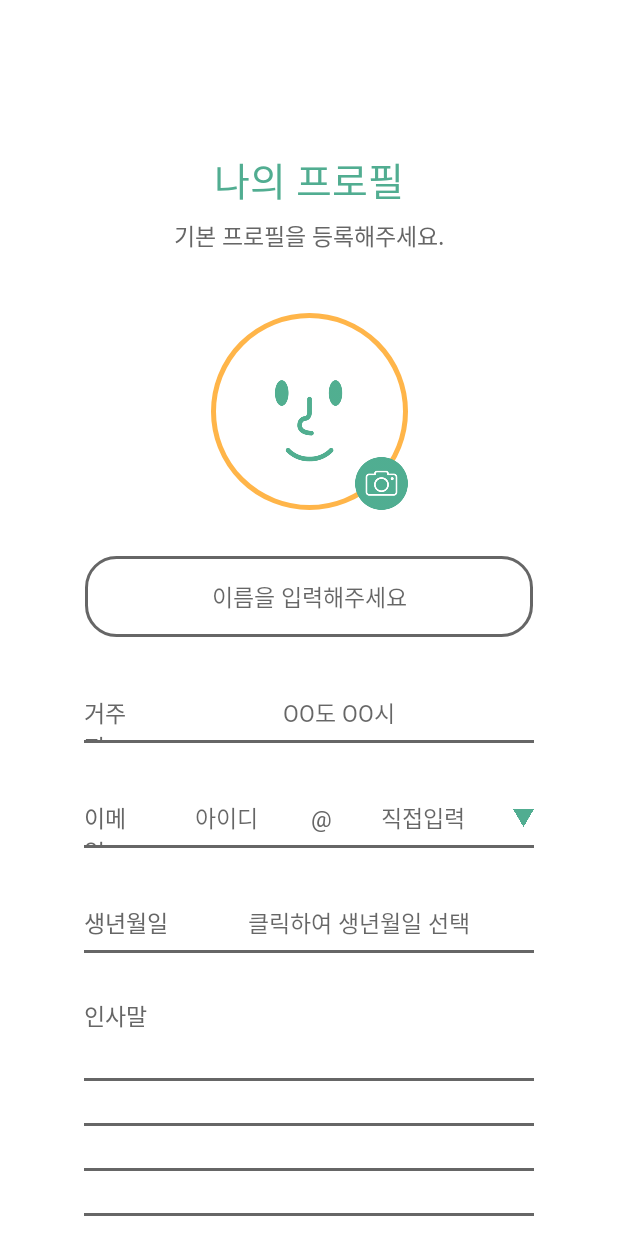
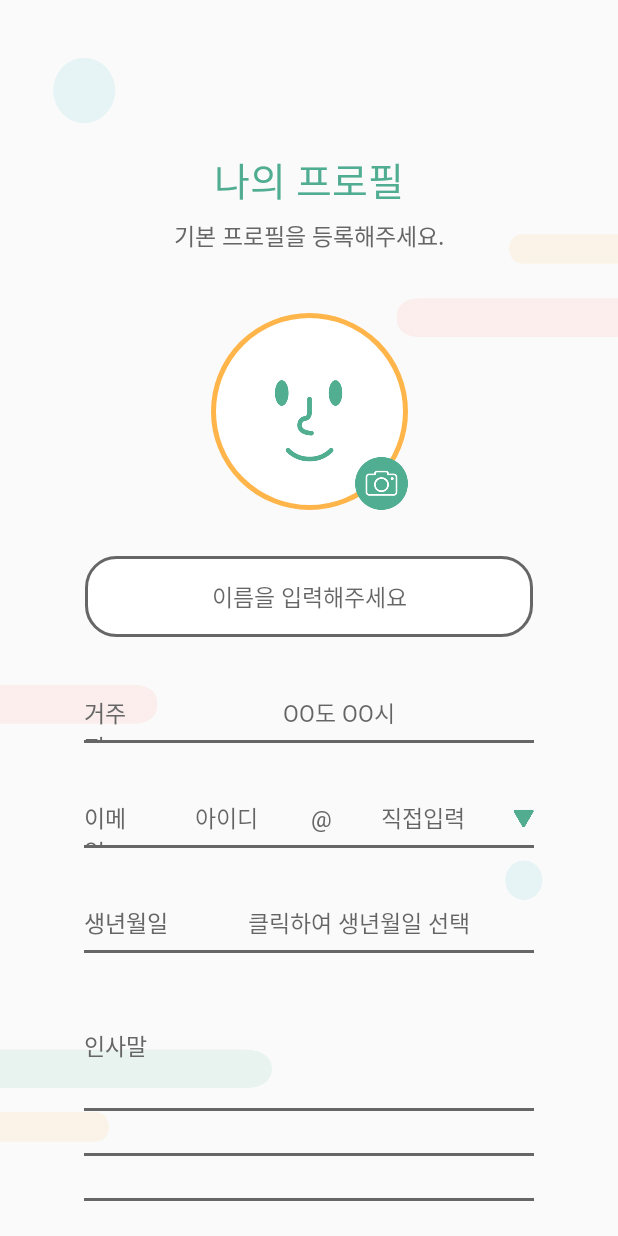
Before and after one commit to mancityg/CSMproject_Android, an Android app: the screen it shows after launch (Firstpage), after a tap on an icon or button, on a phone screen of 412 x 824 dp. Run offline under Robolectric (Android 15) with nearby library versions, the phone set to English and light mode, and no system bars; our stand-ins replace CircleImageView; pictures from the network do not load.

Commit message:
modify loginPage

```diff
--- a/app/src/main/AndroidManifest.xml
+++ b/app/src/main/AndroidManifest.xml
@@ -31,7 +31,7 @@
         <activity
             android:name=".Firstpage"
             android:screenOrientation="portrait"
-            android:windowSoftInputMode="adjustPan">
+            android:windowSoftInputMode="adjustResize">
             <intent-filter>
                 <action android:name="android.intent.action.MAIN" />
 
--- a/app/src/main/java/com/suwonccc/csmproject/Firstpage.kt
+++ b/app/src/main/java/com/suwonccc/csmproject/Firstpage.kt
@@ -1,13 +1,16 @@
 package com.suwonccc.csmproject
 
+import android.content.Context
 import android.os.Bundle
+import android.view.MotionEvent
+import android.view.View
+import android.view.inputmethod.InputMethodManager
+import android.widget.EditText
 import androidx.appcompat.app.AppCompatActivity
 import androidx.navigation.NavController
-import androidx.navigation.findNavController
 import androidx.navigation.fragment.NavHostFragment
 import androidx.navigation.fragment.findNavController
-import com.suwonccc.csmproject.firstpage_fragment.LoginMain
-import kotlinx.android.synthetic.main.activity_firstpage.*
+
 
 class Firstpage : AppCompatActivity() {
 
@@ -21,4 +24,22 @@ class Firstpage : AppCompatActivity() {
         navController = NavHostFragment.findNavController()
 
     }
+
+    override fun dispatchTouchEvent(ev: MotionEvent): Boolean {
+        val view: View? = currentFocus
+        if (view != null && (ev.action == MotionEvent.ACTION_UP || ev.action == MotionEvent.ACTION_MOVE) && view is EditText && !view.javaClass
+                .getName().startsWith("android.webkit.")
+        ) {
+            val scrcoords = IntArray(2)
+            view.getLocationOnScreen(scrcoords)
+            val x: Float = ev.rawX + view.getLeft() - scrcoords[0]
+            val y: Float = ev.rawY + view.getTop() - scrcoords[1]
+            if (x < view.getLeft() || x > view.getRight() || y < view.getTop() || y > view.getBottom()) (this.getSystemService(
+                Context.INPUT_METHOD_SERVICE
+            ) as InputMethodManager).hideSoftInputFromWindow(
+                this.window.decorView.applicationWindowToken, 0
+            )
+        }
+        return super.dispatchTouchEvent(ev)
+    }
 }
--- a/app/src/main/java/com/suwonccc/csmproject/firstpage_fragment/LoginProfile.kt
+++ b/app/src/main/java/com/suwonccc/csmproject/firstpage_fragment/LoginProfile.kt
@@ -15,13 +15,15 @@ import android.os.Build
 import android.os.Bundle
 import android.os.Environment
 import android.provider.MediaStore
+import android.text.Editable
 import android.text.TextUtils
+import android.text.TextWatcher
 import android.view.*
+import android.widget.EditText
 import android.widget.PopupMenu
 import android.widget.PopupWindow
 import android.widget.Toast
 import androidx.annotation.RequiresApi
-import androidx.compose.ui.text.font.Typeface
 import androidx.core.app.ActivityCompat
 import androidx.core.content.ContextCompat
 import androidx.core.content.FileProvider
@@ -33,7 +35,6 @@ import kotlinx.android.synthetic.main.fragment_login_profile.*
 import kotlinx.android.synthetic.main.fragment_login_profile_change_dialog.view.*
 import java.io.File
 import java.io.IOException
-import java.lang.reflect.Field
 import java.text.SimpleDateFormat
 import java.util.*
 
@@ -56,6 +57,13 @@ class LoginProfile : Fragment() {
 
     override fun onViewCreated(view: View, savedInstanceState: Bundle?) {
         super.onViewCreated(view, savedInstanceState)
+
+        val greetings_line1 = view?.findViewById(R.id.greetings_line1_text) as EditText
+        val greetings_line2 = view?.findViewById(R.id.greetings_line2_text) as EditText
+        val greetings_line3 = view?.findViewById(R.id.greetings_line3_text) as EditText
+        val greetings_line4 = view?.findViewById(R.id.greetings_line4_text) as EditText
+        val greetings_line5 = view?.findViewById(R.id.greetings_line5_text) as EditText
+        val greetings_line6 = view?.findViewById(R.id.greetings_line6_text) as EditText
 
         navController = Navigation.findNavController(view)
 
@@ -137,6 +145,119 @@ class LoginProfile : Fragment() {
         birthday_datepicker.setOnClickListener {
             datePicker.show()
         }
+
+
+        /* 인사말 입력 이벤트 제어 */
+        greetings_line1.addTextChangedListener(object : TextWatcher{
+            override fun afterTextChanged(p0: Editable?) {
+                if (p0.toString().length > 23) {
+                    greetings_line2.requestFocus()
+                }
+            }
+            override fun beforeTextChanged(p0: CharSequence?, p1: Int, p2: Int, p3: Int) {
+
+            }
+            override fun onTextChanged(p0: CharSequence?, p1: Int, p2: Int, p3: Int) {
+
+            }
+        })
+
+        greetings_line2.addTextChangedListener(object : TextWatcher{
+            override fun afterTextChanged(p0: Editable?) {
+                if (p0.toString().length > 23) {
+                    greetings_line3.requestFocus()
+                }
+            }
+            override fun beforeTextChanged(p0: CharSequence?, p1: Int, p2: Int, p3: Int) {
+
+            }
+            override fun onTextChanged(p0: CharSequence?, p1: Int, p2: Int, p3: Int) {
+
+            }
+        })
+
+        greetings_line3.addTextChangedListener(object : TextWatcher{
+            override fun afterTextChanged(p0: Editable?) {
+                if (p0.toString().length > 23) {
+                    greetings_line4.requestFocus()
+                }
+            }
+            override fun beforeTextChanged(p0: CharSequence?, p1: Int, p2: Int, p3: Int) {
+
+            }
+            override fun onTextChanged(p0: CharSequence?, p1: Int, p2: Int, p3: Int) {
+
+            }
+        })
+
+        greetings_line4.addTextChangedListener(object : TextWatcher{
+            override fun afterTextChanged(p0: Editable?) {
+                if (p0.toString().length > 23) {
+                    greetings_line5.requestFocus()
+                }
+            }
+            override fun beforeTextChanged(p0: CharSequence?, p1: Int, p2: Int, p3: Int) {
+
+            }
+            override fun onTextChanged(p0: CharSequence?, p1: Int, p2: Int, p3: Int) {
+
+            }
+        })
+
+        greetings_line5.addTextChangedListener(object : TextWatcher{
+            override fun afterTextChanged(p0: Editable?) {
+                if (p0.toString().length > 23) {
+                    greetings_line6.requestFocus()
+                }
+            }
+            override fun beforeTextChanged(p0: CharSequence?, p1: Int, p2: Int, p3: Int) {
+
+            }
+            override fun onTextChanged(p0: CharSequence?, p1: Int, p2: Int, p3: Int) {
+
+            }
+        })
+
+//        greetings_line1.setOnKeyListener(View.OnKeyListener { v, keyCode, event ->
+//            if (keyCode == KeyEvent.KEYCODE_ENTER && event.action == KeyEvent.ACTION_UP) {
+//                greetings_line2.requestFocus()
+//                return@OnKeyListener true
+//            }
+//            false
+//        })
+//
+//        greetings_line2.setOnKeyListener(View.OnKeyListener { v, keyCode, event ->
+//            if (keyCode == KeyEvent.KEYCODE_ENTER && event.action == KeyEvent.ACTION_UP) {
+//                greetings_line3.requestFocus()
+//                Toast.makeText(getActivity(), "check", Toast.LENGTH_SHORT).show()
+//                return@OnKeyListener true
+//            }
+//            false
+//        })
+//
+//        greetings_line3.setOnKeyListener(View.OnKeyListener { v, keyCode, event ->
+//            if (keyCode == KeyEvent.KEYCODE_ENTER && event.action == KeyEvent.ACTION_UP) {
+//                greetings_line4.requestFocus()
+//                return@OnKeyListener true
+//            }
+//            false
+//        })
+//
+//        greetings_line4.setOnKeyListener(View.OnKeyListener { v, keyCode, event ->
+//            if (keyCode == KeyEvent.KEYCODE_ENTER && event.action == KeyEvent.ACTION_UP) {
+//                greetings_line5.requestFocus()
+//                return@OnKeyListener true
+//            }
+//            false
+//        })
+//
+//        greetings_line5.setOnKeyListener(View.OnKeyListener { v, keyCode, event ->
+//            if (keyCode == KeyEvent.KEYCODE_ENTER && event.action == KeyEvent.ACTION_UP) {
+//                greetings_line6.requestFocus()
+//                return@OnKeyListener true
+//            }
+//            false
+//        })
 
 
         /* 성별 및 멘토, 멘티 버튼 클릭 */
@@ -436,5 +557,4 @@ class LoginProfile : Fragment() {
 //            }
         }
     }
-
 }
--- a/app/src/main/res/layout/fragment_login_mentee.xml
+++ b/app/src/main/res/layout/fragment_login_mentee.xml
@@ -55,6 +55,7 @@
             android:paddingStart="10dp"
             android:privateImeOptions="defaultInputmode=korean"
             android:singleLine="true"
+            android:hint="예) 경기대학교"
             app:layout_constraintEnd_toEndOf="parent"
             app:layout_constraintStart_toStartOf="parent"
             app:layout_constraintTop_toBottomOf="@id/mentee_school_textview"
@@ -82,6 +83,7 @@
             android:fontFamily="@font/applesdgothicneom"
             android:paddingStart="10dp"
             android:singleLine="true"
+            android:hint="예) 경영학과"
             app:layout_constraintStart_toStartOf="@+id/mentee_major_textview"
             app:layout_constraintTop_toBottomOf="@+id/mentee_major_textview" />
 
@@ -91,7 +93,7 @@
             android:layout_width="70dp"
             android:layout_height="50dp"
             android:layout_marginTop="250dp"
-            android:layout_marginStart="230dp"
+            android:layout_marginStart="250dp"
             android:background="@drawable/selector_next_btn"
             android:scaleType="fitCenter"
             app:layout_constraintVertical_chainStyle="packed"
--- a/app/src/main/res/layout/fragment_login_mentor.xml
+++ b/app/src/main/res/layout/fragment_login_mentor.xml
@@ -62,6 +62,7 @@
             android:privateImeOptions="defaultInputmode=korean"
             android:singleLine="true"
             android:textSize="16sp"
+            android:hint="예) 경기대학교"
             app:layout_constraintEnd_toEndOf="parent"
             app:layout_constraintStart_toStartOf="parent"
             app:layout_constraintTop_toBottomOf="@id/mentor_school_textview"
@@ -90,6 +91,7 @@
             android:privateImeOptions="defaultInputmode=korean"
             android:singleLine="true"
             android:textSize="16sp"
+            android:hint="예) 경영학과"
             app:layout_constraintVertical_chainStyle="packed"
             app:layout_constraintStart_toStartOf="@+id/mentor_major_textview"
             app:layout_constraintTop_toBottomOf="@+id/mentor_major_textview" />
@@ -117,6 +119,8 @@
             android:paddingStart="10dp"
             android:singleLine="true"
             android:textSize="16sp"
+            android:hint="예) 20"
+            android:inputType="number"
             app:layout_constraintVertical_chainStyle="packed"
             app:layout_constraintStart_toStartOf="@+id/student_num_textview"
             app:layout_constraintTop_toBottomOf="@+id/student_num_textview" />
@@ -127,7 +131,7 @@
             android:layout_width="70dp"
             android:layout_height="50dp"
             android:layout_marginTop="150dp"
-            android:layout_marginStart="230dp"
+            android:layout_marginStart="250dp"
             android:background="@drawable/selector_next_btn"
             android:scaleType="fitCenter"
             app:layout_constraintVertical_chainStyle="packed"
--- a/app/src/main/res/layout/fragment_login_profile.xml
+++ b/app/src/main/res/layout/fragment_login_profile.xml
@@ -4,14 +4,16 @@
     xmlns:tools="http://schemas.android.com/tools"
     android:layout_width="match_parent"
     android:layout_height="match_parent"
-    android:background="@color/white"
+    android:id="@+id/profile_scrollView"
     tools:context=".firstpage_fragment.LoginProfile">
 
     /* 기기에서 보이는 화면과 디자인 화면 비율이 서로 다름 */
 
     <androidx.constraintlayout.widget.ConstraintLayout
+        android:id="@+id/profile_constraintLayout"
         android:layout_width="match_parent"
-        android:layout_height="wrap_content">
+        android:layout_height="wrap_content"
+        android:background="@drawable/firstpage_background_2">
 
         <TextView
             android:id="@+id/textView"
@@ -22,7 +24,7 @@
             android:fontFamily="@font/applesdgothicneoh"
             android:text="나의 프로필"
             android:textColor="@color/colorPrimary"
-            android:textSize="26sp"
+            android:textSize="26dp"
             app:layout_constraintEnd_toEndOf="parent"
             app:layout_constraintStart_toStartOf="parent"
             app:layout_constraintTop_toTopOf="parent" />
@@ -36,7 +38,7 @@
             android:fontFamily="@font/applesdgothicneoeb"
             android:text="기본 프로필을 등록해주세요."
             android:textColor="@color/blackTitle"
-            android:textSize="15sp"
+            android:textSize="15dp"
             app:layout_constraintEnd_toEndOf="parent"
             app:layout_constraintStart_toStartOf="parent"
             app:layout_constraintTop_toBottomOf="@+id/textView"
@@ -82,9 +84,10 @@
             android:gravity="center"
             android:hint="이름을 입력해주세요"
             android:privateImeOptions="defaultInputmode=korean"
-            android:singleLine="true"
+            android:maxLines="1"
+            android:inputType="text"
             android:textColor="@color/blackTitle"
-            android:textSize="15sp"
+            android:textSize="15dp"
             app:layout_constraintVertical_chainStyle="packed"
             app:layout_constraintEnd_toEndOf="parent"
             app:layout_constraintStart_toStartOf="parent"
@@ -110,7 +113,7 @@
                 android:gravity="center_vertical"
                 android:text="거주지"
                 android:textColor="@color/blackTitle"
-                android:textSize="15sp" />
+                android:textSize="15dp" />
 
             <EditText
                 android:id="@+id/address_text"
@@ -121,9 +124,10 @@
                 android:gravity="center"
                 android:hint="OO도 OO시"
                 android:privateImeOptions="defaultInputmode=korean"
-                android:singleLine="true"
+                android:maxLines="1"
+                android:inputType="text"
                 android:textColor="@color/blackTitle"
-                android:textSize="15sp" />
+                android:textSize="15dp" />
         </LinearLayout>
 
         <LinearLayout
@@ -148,7 +152,7 @@
                 android:gravity="center_vertical"
                 android:text="이메일"
                 android:textColor="@color/blackTitle"
-                android:textSize="15sp" />
+                android:textSize="15dp" />
 
             <EditText
                 android:id="@+id/email_text"
@@ -160,9 +164,10 @@
                 android:gravity="center"
                 android:hint="아이디"
                 android:privateImeOptions="defaultInputmode=english"
-                android:singleLine="true"
+                android:maxLines="1"
+                android:inputType="text"
                 android:textColor="@color/blackTitle"
-                android:textSize="15sp" />
+                android:textSize="15dp" />
 
             <TextView
                 android:id="@+id/email_at_textview"
@@ -173,7 +178,7 @@
                 android:gravity="center"
                 android:text="\@"
                 android:textColor="@color/blackTitle"
-                android:textSize="15sp" />
+                android:textSize="15dp" />
 
             <EditText
                 android:id="@+id/email_domain_text"
@@ -185,9 +190,9 @@
                 android:gravity="center"
                 android:hint="직접입력"
                 android:inputType="textEmailAddress"
-                android:singleLine="true"
+                android:maxLines="1"
                 android:textColor="@color/blackTitle"
-                android:textSize="15sp" />
+                android:textSize="15dp" />
 
             <ImageButton
                 android:id="@+id/popup_req_btn"
@@ -222,7 +227,7 @@
                 android:gravity="center_vertical"
                 android:text="생년월일"
                 android:textColor="@color/blackTitle"
-                android:textSize="15sp" />
+                android:textSize="15dp" />
 
             <TextView
                 android:id="@+id/birthday_datepicker"
@@ -233,14 +238,14 @@
                 android:gravity="center"
                 android:text="클릭하여 생년월일 선택"
                 android:textColor="?android:attr/textColorHint"
-                android:textSize="15sp" />
+                android:textSize="15dp" />
         </LinearLayout>
 
         <LinearLayout
             android:id="@+id/greetings_linearlayout"
             android:layout_width="300dp"
             android:layout_height="wrap_content"
-            android:layout_marginTop="30dp"
+            android:layout_marginTop="50dp"
             android:orientation="vertical"
             app:layout_constraintEnd_toEndOf="parent"
             app:layout_constraintStart_toStartOf="parent"
@@ -252,75 +257,74 @@
                 android:layout_height="25dp"
                 android:text="인사말"
                 android:textColor="@color/blackTitle"
-                android:textSize="15sp"
+                android:textSize="15dp"
                 android:fontFamily="@font/applesdgothicneom"
                 android:gravity="top" />
 
             <EditText
                 android:id="@+id/greetings_line1_text"
                 android:layout_width="match_parent"
-                android:maxLength="22"
+                android:maxLength="24"
                 android:layout_height="30dp"
                 android:background="@drawable/underlined_textview"
                 android:textColor="@color/blackTitle"
-                android:textSize="15sp"
+                android:textSize="15dp"
                 android:fontFamily="@font/applesdgothicneom"
-                android:singleLine="true"/>
+                android:maxLines="1"
+                android:inputType="text"
+                android:imeOptions="normal" />
 
             <EditText
                 android:id="@+id/greetings_line2_text"
                 android:layout_width="match_parent"
-                android:maxLength="22"
+                android:maxLength="24"
                 android:layout_height="30dp"
                 android:background="@drawable/underlined_textview"
                 android:textColor="@color/blackTitle"
-                android:textSize="15sp"
-                android:fontFamily="@font/applesdgothicneom"
-                android:singleLine="true"/>
+                android:textSize="15dp"
+                android:fontFamily="@font/applesdgothicneom" />
 
             <EditText
                 android:id="@+id/greetings_line3_text"
                 android:layout_width="match_parent"
-                android:maxLength="22"
+                android:maxLength="24"
                 android:layout_height="30dp"
                 android:background="@drawable/underlined_textview"
                 android:textColor="@color/blackTitle"
-                android:textSize="15sp"
-                android:fontFamily="@font/applesdgothicneom"
-                android:singleLine="true"/>
+                android:textSize="15dp"
+                android:fontFamily="@font/applesdgothicneom" />
 
             <EditText
                 android:id="@+id/greetings_line4_text"
                 android:layout_width="match_parent"
-                android:maxLength="22"
+                android:maxLength="24"
                 android:layout_height="30dp"
                 android:background="@drawable/underlined_textview"
                 android:textColor="@color/blackTitle"
-                android:textSize="15sp"
-                android:fontFamily="@font/applesdgothicneom"
-                android:singleLine="true"/>
+                android:textSize="15dp"
+                android:fontFamily="@font/applesdgothicneom" />
 
             <EditText
                 android:id="@+id/greetings_line5_text"
                 android:layout_width="match_parent"
-                android:maxLength="22"
+                android:maxLength="24"
                 android:layout_height="30dp"
                 android:background="@drawable/underlined_textview"
                 android:textColor="@color/blackTitle"
-                android:textSize="15sp"
-                android:fontFamily="@font/applesdgothicneom"
-                android:singleLine="true"/>
+                android:textSize="15dp"
+                android:fontFamily="@font/applesdgothicneom" />
 
             <EditText
                 android:id="@+id/greetings_line6_text"
                 android:layout_width="match_parent"
-                android:maxLength="22"
+                android:maxLength="24"
                 android:layout_height="30dp"
                 android:background="@drawable/underlined_textview"
                 android:textColor="@color/blackTitle"
-                android:textSize="15sp"
+                android:textSize="15dp"
                 android:fontFamily="@font/applesdgothicneom"
-                android:singleLine="true"/>
+                android:maxLines="1"
+                android:inputType="text"/>
         </LinearLayout>
 
         <TextView
@@ -333,7 +337,7 @@
             android:gravity="top"
             android:text="선택해주세요!"
             android:textColor="@color/blackTitle"
-            android:textSize="15sp"
+            android:textSize="15dp"
             app:layout_constraintEnd_toEndOf="parent"
             app:layout_constraintStart_toStartOf="parent"
             app:layout_constraintTop_toBottomOf="@+id/greetings_linearlayout" />
@@ -342,13 +346,13 @@
             android:id="@+id/or1_textview"
             android:layout_width="wrap_content"
             android:layout_height="55dp"
-            android:layout_marginTop="7dp"
+            android:layout_marginTop="10dp"
             android:background="@color/transparent"
             android:fontFamily="@font/applesdgothicneob"
             android:gravity="center"
             android:text="or"
             android:textColor="@color/blackTitle"
-            android:textSize="15sp"
+            android:textSize="15dp"
             app:layout_constraintVertical_chainStyle="packed"
             app:layout_constraintEnd_toStartOf="@+id/female_btn"
             app:layout_constraintStart_toEndOf="@+id/male_btn"
@@ -364,7 +368,7 @@
             android:gravity="center"
             android:text="or"
             android:textColor="@color/blackTitle"
-            android:textSize="15sp"
+            android:textSize="15dp"
             app:layout_constraintVertical_chainStyle="packed"
             app:layout_constraintEnd_toStartOf="@+id/mentee_btn"
             app:layout_constraintStart_toEndOf="@+id/mentor_btn"
@@ -373,10 +377,10 @@
         <Button
             android:id="@+id/male_btn"
             style="?android:attr/borderlessButtonStyle"
-            android:layout_width="120dp"
+            android:layout_width="125dp"
             android:layout_height="55dp"
-            android:layout_marginStart="5dp"
-            android:layout_marginTop="7dp"
+            android:layout_marginStart="0dp"
+            android:layout_marginTop="10dp"
             android:background="@drawable/selector_male_btn"
             android:scaleType="fitCenter"
             app:layout_constraintVertical_chainStyle="packed"
@@ -386,10 +390,10 @@
         <Button
             android:id="@+id/female_btn"
             style="?android:attr/borderlessButtonStyle"
-            android:layout_width="120dp"
+            android:layout_width="125dp"
             android:layout_height="55dp"
-            android:layout_marginEnd="5dp"
-            android:layout_marginTop="7dp"
+            android:layout_marginEnd="0dp"
+            android:layout_marginTop="10dp"
             android:background="@drawable/selector_female_btn"
             android:scaleType="fitCenter"
             app:layout_constraintVertical_chainStyle="packed"
@@ -399,9 +403,9 @@
         <Button
             android:id="@+id/mentor_btn"
             style="?android:attr/borderlessButtonStyle"
-            android:layout_width="120dp"
+            android:layout_width="125dp"
             android:layout_height="55dp"
-            android:layout_marginStart="5dp"
+            android:layout_marginStart="0dp"
             android:layout_marginTop="30dp"
             android:background="@drawable/selector_mentor_btn"
             android:scaleType="fitCenter"
@@ -412,10 +416,10 @@
         <Button
             android:id="@+id/mentee_btn"
             style="?android:attr/borderlessButtonStyle"
-            android:layout_width="120dp"
+            android:layout_width="125dp"
             android:layout_height="55dp"
             android:layout_marginTop="30dp"
-            android:layout_marginEnd="5dp"
+            android:layout_marginEnd="0dp"
             android:background="@drawable/selector_mentee_btn"
             android:scaleType="fitCenter"
             app:layout_constraintEnd_toEndOf="@+id/choose_textview"
@@ -427,18 +431,18 @@
             style="?android:attr/borderlessButtonStyle"
             android:layout_width="70dp"
             android:layout_height="50dp"
-            android:layout_marginStart="230dp"
-            android:layout_marginTop="100dp"
+            android:layout_marginStart="250dp"
             android:background="@drawable/selector_next_btn"
             android:scaleType="fitCenter"
             app:layout_constraintStart_toStartOf="@+id/mentor_btn"
-            app:layout_constraintTop_toBottomOf="@+id/mentee_btn"
+            app:layout_constraintBottom_toTopOf="@id/temp_textview"
             app:layout_constraintVertical_chainStyle="packed" />
 
         //스크롤뷰 길이 늘리기용
         <TextView
+            android:id="@+id/temp_textview"
             android:layout_width="match_parent"
-            android:layout_height="wrap_content"
+            android:layout_height="30dp"
             android:layout_marginTop="1255dp"
             app:layout_constraintTop_toTopOf="parent"
             app:layout_constraintEnd_toEndOf="parent"
```
Also changed, not shown: app/src/main/java/com/suwonccc/csmproject/firstpage_fragment/LoginMentor.kt (+15 -3 lines), app/src/main/res/layout/fragment_login_extra_info.xml (+25 -25 lines), app/src/main/res/values/styles.xml (+0 -7 lines), app/src/main/res/drawable/firstpage_background_2.jpg (deleted), app/src/main/res/drawable/firstpage_background_2.png (added), app/src/main/res/drawable/firstpage_background_2_1.png (deleted), app/src/main/res/drawable/firstpage_btn_down_arrow.png, app/src/main/res/drawable/firstpage_btn_start.png.
